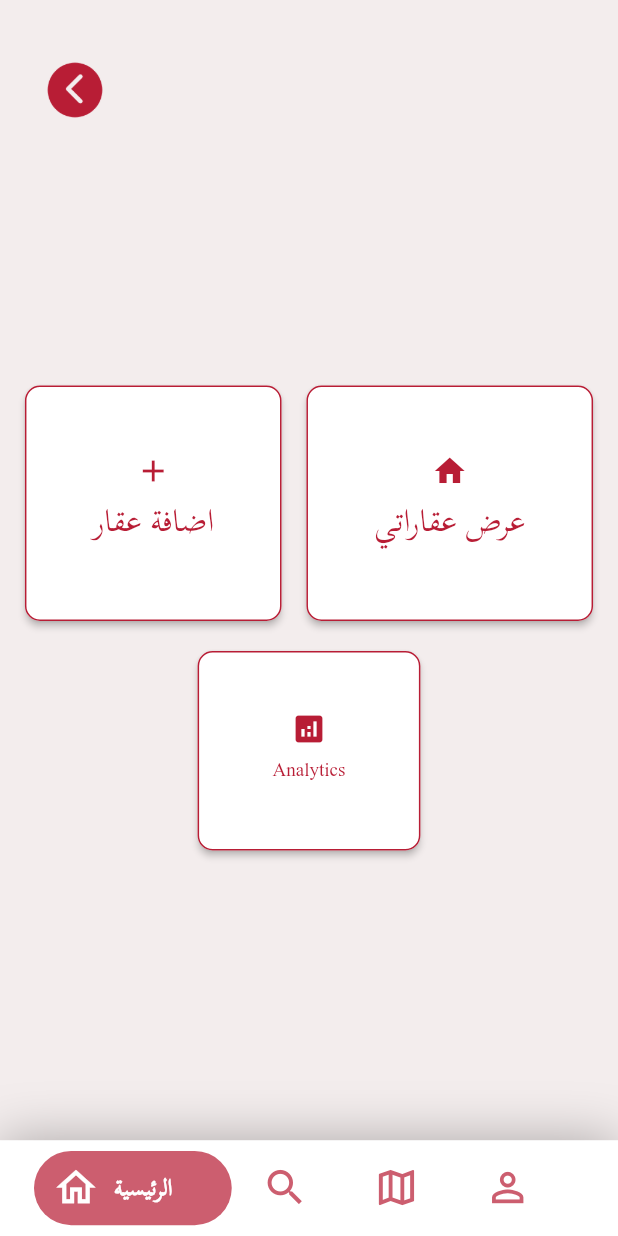
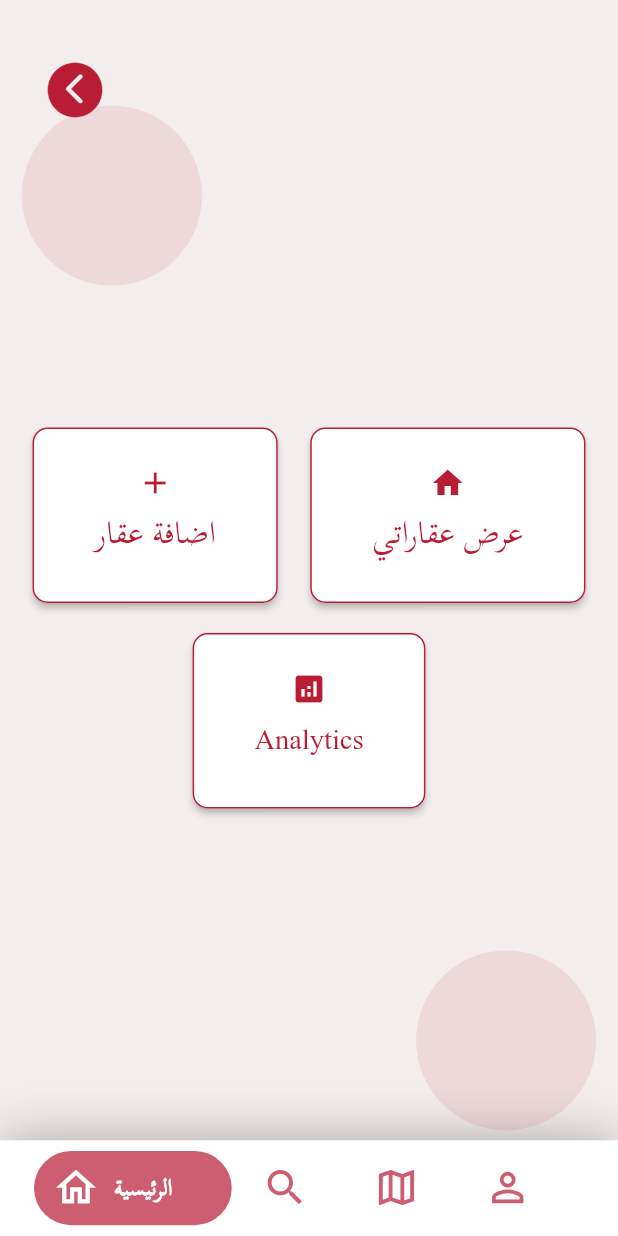
Before and after one commit to GoRent-Flutter/GoRent-V1, a Flutter app: the OwnerScreen screen opened directly, on a phone screen of 412 x 824 dp. Run offline on Flutter 3.47's test engine with Material 2 defaults, Android fonts, the phone set to English and light mode, and no system bars; our stand-ins replace carousel_slider, cloud_firestore, firebase_auth, firebase_core, firebase_database, firebase_storage and 3 more; missing offline and left inert: app_settings; accounts and stored records are empty.

Commit message:
owner view

```diff
--- a/lib/screens/owner_view/owner_view_screen.dart
+++ b/lib/screens/owner_view/owner_view_screen.dart
@@ -1,7 +1,6 @@
 import 'package:flutter/material.dart';
 import 'package:gorent_application1/constraints.dart';
 import 'package:gorent_application1/screens/owner_view/add_appartment.dart';
-
 import '../../owner_bottom_nav_bar.dart';
 import '../users/users_screen.dart';
 
@@ -10,12 +9,27 @@ class OwnerScreen extends StatelessWidget {
 
   @override
   Widget build(BuildContext context) {
+    final double buttonWidth = MediaQuery.of(context).size.width * 0.4;
+    final double buttonHeight = 100.0;
+
     return Container(
-      color: Colors.white,
-
+      decoration: BoxDecoration(
+        gradient: LinearGradient(
+          begin: Alignment.topLeft,
+          end: Alignment.bottomRight,
+          colors: [
+            Colors.white,
+            Colors.white70,
+          ],
+        ),
+      ),
       child: Stack(
         children: [
-          Positioned(child: Scaffold( bottomNavigationBar: const OwnerBottomNavBar(currentIndex: 0,),)),
+          Positioned(
+            child: Scaffold(
+              bottomNavigationBar: const OwnerBottomNavBar(currentIndex: 0,),
+            ),
+          ),
           Positioned(
             top: -40,
             left: -50,
@@ -32,6 +46,34 @@ class OwnerScreen extends StatelessWidget {
               ),
             ),
           ),
+          Align(
+            alignment: Alignment(-0.9, -0.8),
+            child: Transform.rotate(
+              angle: -0.5,
+              child: Container(
+                width: 120,
+                height: 120,
+                decoration: BoxDecoration(
+                  color: primaryRed.withOpacity(0.1),
+                  borderRadius: BorderRadius.circular(60),
+                ),
+              ),
+            ),
+          ),
+          Align(
+            alignment: Alignment(0.9, 0.8),
+            child: Transform.rotate(
+              angle: -0.5,
+              child: Container(
+                width: 120,
+                height: 120,
+                decoration: BoxDecoration(
+                  color: primaryRed.withOpacity(0.1),
+                  borderRadius: BorderRadius.circular(60),
+                ),
+              ),
+            ),
+          ),
           Center(
             child: Column(
               mainAxisAlignment: MainAxisAlignment.center,
@@ -39,83 +81,34 @@ class OwnerScreen extends StatelessWidget {
                 Row(
                   mainAxisAlignment: MainAxisAlignment.spaceEvenly,
                   children: [
-                    ElevatedButton(
+                    buildButton(
+                      buttonWidth: buttonWidth,
+                      buttonHeight: buttonHeight,
                       onPressed: () {
                         Navigator.push(
-                        context,
-                       MaterialPageRoute(
-                    builder: (context) => const AddApartmentScreen()),
-              );
+                          context,
+                          MaterialPageRoute(builder: (context) => const AddApartmentScreen()),
+                        );
                       },
-                      child: Column(
-                        children: const [
-                          Icon(Icons.add),
-                          Text(
-                            'اضافة عقار',
-                            style: TextStyle(
-                              color: primaryRed,
-                              fontSize: 21.0,
-                            ),
-                          ),
-                        ],
-                      ),
-                      style: ElevatedButton.styleFrom(
-                        shape: RoundedRectangleBorder(
-                          borderRadius: BorderRadius.circular(10),
-                          side: const BorderSide(color: primaryRed),
-                        ),
-                        primary: primaryWhite,
-                        onPrimary: primaryRed,
-                        padding: const EdgeInsets.symmetric(
-                            horizontal: 45, vertical: 45),
-                      ),
+                      icon: Icons.add,
+                      text: 'اضافة عقار',
                     ),
-                    ElevatedButton(
+                    buildButton(
+                      buttonWidth: buttonWidth,
+                      buttonHeight: buttonHeight,
                       onPressed: () {},
-                      child: Column(
-                        children: const [
-                          Icon(Icons.home),
-                          Text(
-                            'عرض عقاراتي',
-                            style: TextStyle(
-                              color: primaryRed,
-                              fontSize: 21.0,
-                            ),
-                          ),
-                        ],
-                      ),
-                      style: ElevatedButton.styleFrom(
-                        shape: RoundedRectangleBorder(
-                          borderRadius: BorderRadius.circular(10),
-                          side: const BorderSide(color: primaryRed),
-                        ),
-                        primary: primaryWhite,
-                        onPrimary: primaryRed,
-                        padding: const EdgeInsets.symmetric(
-                            horizontal: 45, vertical: 45),
-                      ),
+                      icon: Icons.home,
+                      text: 'عرض عقاراتي',
                     ),
                   ],
                 ),
                 const SizedBox(height: 20),
-                ElevatedButton(
+                buildButton(
+                  buttonWidth: buttonWidth,
+                  buttonHeight: buttonHeight,
                   onPressed: () {},
-                  child: Column(
-                    children: const [
-                      Icon(Icons.analytics),
-                      Text('Analytics'),
-                    ],
-                  ),
-                  style: ElevatedButton.styleFrom(
-                    shape: RoundedRectangleBorder(
-                      borderRadius: BorderRadius.circular(10),
-                      side: BorderSide(color: primaryRed),
-                    ),
-                    primary: primaryWhite,
-                    onPrimary: primaryRed,
-                    padding: const EdgeInsets.symmetric(
-                        horizontal: 50, vertical: 40),
-                  ),
+                  icon: Icons.analytics,
+                  text: 'Analytics',
                 ),
               ],
             ),
@@ -124,4 +117,38 @@ class OwnerScreen extends StatelessWidget {
       ),
     );
   }
+
+  ElevatedButton buildButton({
+    required double buttonWidth,
+    required double buttonHeight,
+    required VoidCallback onPressed,
+    required IconData icon,
+    required String text,
+  }) {
+    return ElevatedButton(
+      onPressed: onPressed,
+      child: Column(
+        mainAxisSize: MainAxisSize.min,
+        children: [
+          Icon(icon),
+          Text(
+            text,
+            style: const TextStyle(
+              color: primaryRed,
+              fontSize: 21.0,
+            ),
+          ),
+        ],
+      ),
+      style: ElevatedButton.styleFrom(
+        shape: RoundedRectangleBorder(
+          borderRadius: BorderRadius.circular(10),
+          side: const BorderSide(color: primaryRed),
+        ),
+        primary: primaryWhite,
+        onPrimary: primaryRed,
+        padding: EdgeInsets.symmetric(horizontal: buttonWidth / 4, vertical: buttonHeight / 4),
+      ),
+    );
+  }
 }
```
Also changed, not shown: 2 other files.
